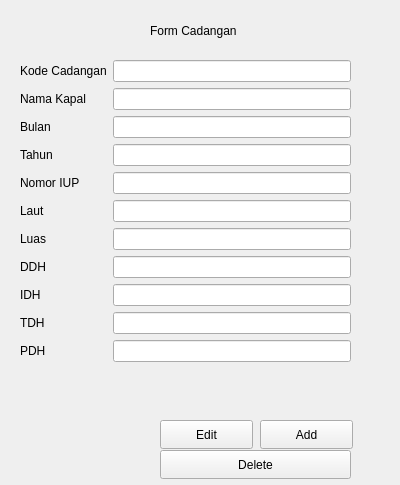
The window that formcadangan.ui (Yadija/tugas_visual_2) describes before a commit, drawn with Qt 5.
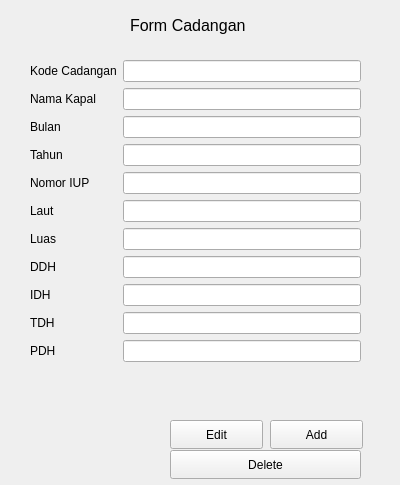
The same window after the commit.

What changed in the file:
```diff
--- a/formcadangan.ui
+++ b/formcadangan.ui
@@ -16,7 +16,7 @@
   <widget class="QWidget" name="formLayoutWidget">
    <property name="geometry">
     <rect>
-     <x>20</x>
+     <x>30</x>
      <y>60</y>
      <width>331</width>
      <height>361</height>
@@ -138,7 +138,7 @@
   <widget class="QPushButton" name="pushButtonAdd">
    <property name="geometry">
     <rect>
-     <x>260</x>
+     <x>270</x>
      <y>420</y>
      <width>93</width>
      <height>29</height>
@@ -151,7 +151,7 @@
   <widget class="QPushButton" name="pushButtonDelete">
    <property name="geometry">
     <rect>
-     <x>160</x>
+     <x>170</x>
      <y>450</y>
      <width>191</width>
      <height>29</height>
@@ -164,7 +164,7 @@
   <widget class="QPushButton" name="pushButtonEdit">
    <property name="geometry">
     <rect>
-     <x>160</x>
+     <x>170</x>
      <y>420</y>
      <width>93</width>
      <height>29</height>
@@ -177,12 +177,17 @@
   <widget class="QLabel" name="label">
    <property name="geometry">
     <rect>
-     <x>150</x>
-     <y>20</y>
-     <width>121</width>
-     <height>21</height>
+     <x>130</x>
+     <y>10</y>
+     <width>141</width>
+     <height>31</height>
     </rect>
    </property>
+   <property name="font">
+    <font>
+     <pointsize>12</pointsize>
+    </font>
+   </property>
    <property name="text">
     <string>Form Cadangan</string>
    </property>
```
